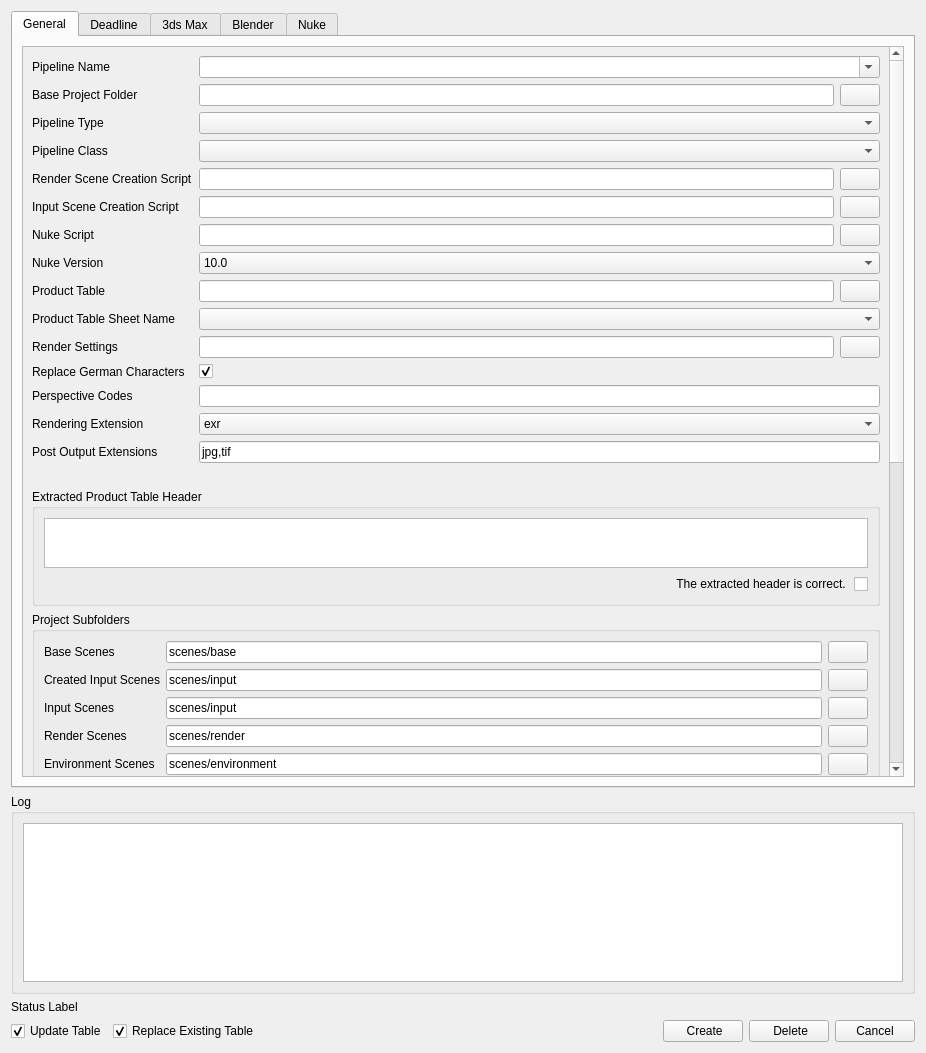
Old version of the form plugins/RenderingPipelinePlugin/assets/renderingPipeline.ui in the repository compix/MetadataManager.
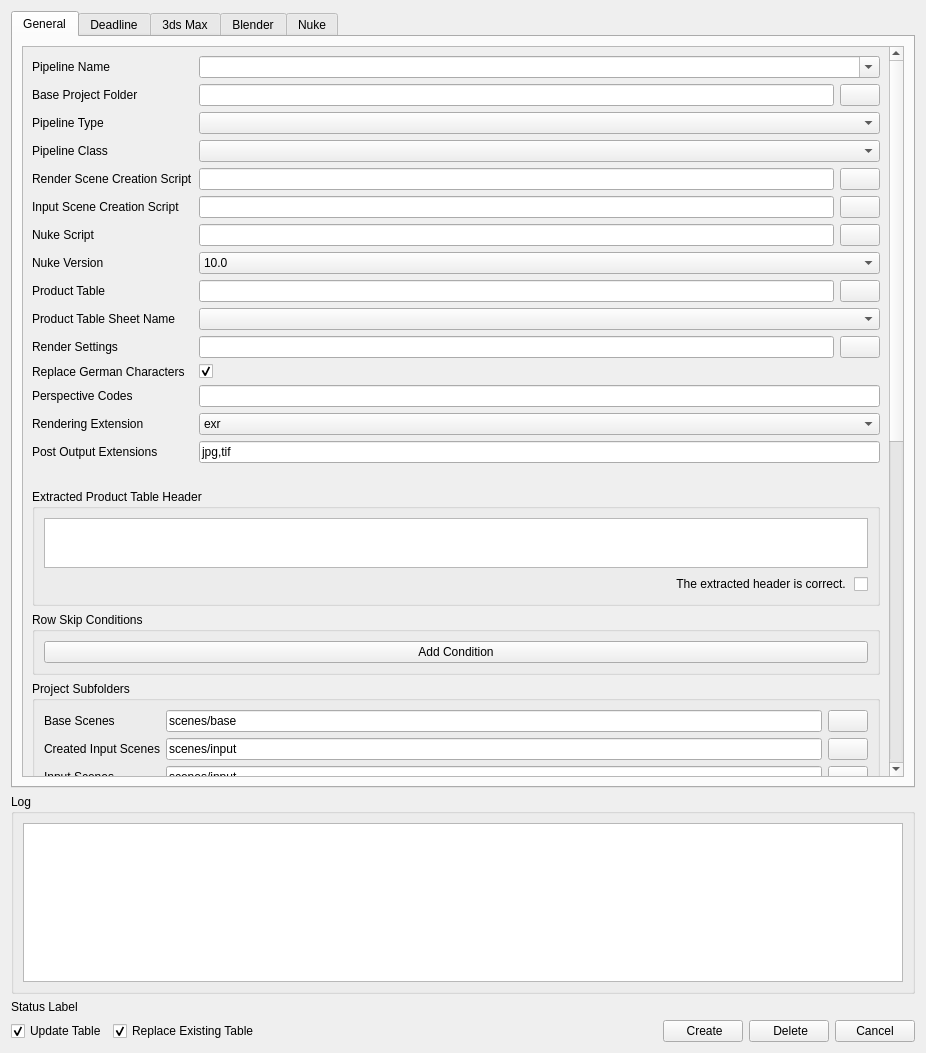
New version of the form. Icons and pictures are not drawn.

Commit message: RenderingPipelinePlugin: Support table row skip conditions

```diff
--- a/plugins/RenderingPipelinePlugin/assets/renderingPipeline.ui
+++ b/plugins/RenderingPipelinePlugin/assets/renderingPipeline.ui
@@ -35,7 +35,7 @@
             <x>0</x>
             <y>0</y>
             <width>865</width>
-            <height>1296</height>
+            <height>1366</height>
            </rect>
           </property>
           <layout class="QVBoxLayout" name="verticalLayout_7">
@@ -522,6 +522,25 @@
                 </layout>
                </widget>
               </item>
+              <item>
+               <widget class="QGroupBox" name="groupBox_13">
+                <property name="title">
+                 <string>Row Skip Conditions</string>
+                </property>
+                <layout class="QVBoxLayout" name="verticalLayout_31">
+                 <item>
+                  <layout class="QVBoxLayout" name="rowSkipConditionLayout"/>
+                 </item>
+                 <item>
+                  <widget class="QPushButton" name="addRowSkipConditionButton">
+                   <property name="text">
+                    <string>Add Condition</string>
+                   </property>
+                  </widget>
+                 </item>
+                </layout>
+               </widget>
+              </item>
               <item>
                <widget class="QGroupBox" name="groupBox_2">
                 <property name="title">
```
The commit also changes 4 other files.
